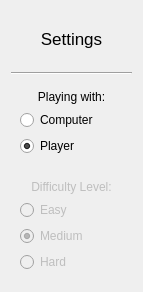
The window that Corners/settingsdialog.ui (srgynmv/Corners) describes before a commit, drawn with Qt 5.
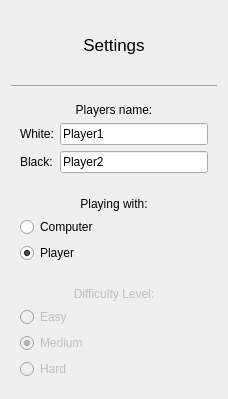
The same window after the commit.

Commit message: Added editable player names

What changed in the file:
```diff
--- a/Corners/settingsdialog.ui
+++ b/Corners/settingsdialog.ui
@@ -6,8 +6,8 @@
    <rect>
     <x>0</x>
     <y>0</y>
-    <width>143</width>
-    <height>292</height>
+    <width>228</width>
+    <height>399</height>
    </rect>
   </property>
   <property name="windowTitle">
@@ -36,6 +36,74 @@
      </property>
     </widget>
    </item>
+   <item>
+    <layout class="QVBoxLayout" name="playerNameLayout">
+     <item>
+      <widget class="QWidget" name="playerNameWidget" native="true">
+       <layout class="QGridLayout" name="gridLayout">
+        <item row="1" column="1">
+         <widget class="QLineEdit" name="whitePlayerName">
+          <property name="text">
+           <string>Player1</string>
+          </property>
+          <property name="maxLength">
+           <number>16</number>
+          </property>
+         </widget>
+        </item>
+        <item row="2" column="1">
+         <widget class="QLineEdit" name="blackPlayerName">
+          <property name="inputMask">
+           <string/>
+          </property>
+          <property name="text">
+           <string>Player2</string>
+          </property>
+          <property name="maxLength">
+           <number>16</number>
+          </property>
+         </widget>
+        </item>
+        <item row="1" column="0">
+         <widget class="QLabel" name="whiteLabel">
+          <property name="text">
+           <string>White:</string>
+          </property>
+         </widget>
+        </item>
+        <item row="2" column="0">
+         <widget class="QLabel" name="blackLabel">
+          <property name="text">
+           <string>Black:</string>
+          </property>
+         </widget>
+        </item>
+        <item row="0" column="0" colspan="2">
+         <widget class="QLabel" name="playersNameLabel">
+          <property name="font">
+           <font>
+            <pointsize>9</pointsize>
+           </font>
+          </property>
+          <property name="text">
+           <string>Players name:</string>
+          </property>
+          <property name="alignment">
+           <set>Qt::AlignCenter</set>
+          </property>
+         </widget>
+        </item>
+       </layout>
+       <zorder>verticalLayoutWidget</zorder>
+       <zorder>playersNameLabel</zorder>
+       <zorder>whitePlayerName</zorder>
+       <zorder>blackPlayerName</zorder>
+       <zorder>whiteLabel</zorder>
+       <zorder>blackLabel</zorder>
+      </widget>
+     </item>
+    </layout>
+   </item>
    <item>
     <layout class="QVBoxLayout" name="enemyLayout">
      <property name="leftMargin">
```
The commit also changes 5 other files.
